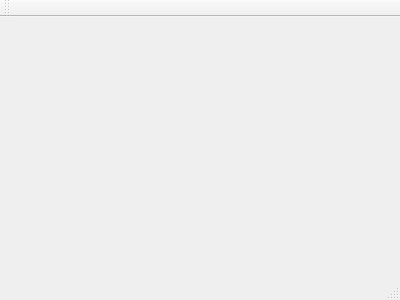
Old version of the form multi-watch/mainwindow.ui in the repository Halum/multi-watch.
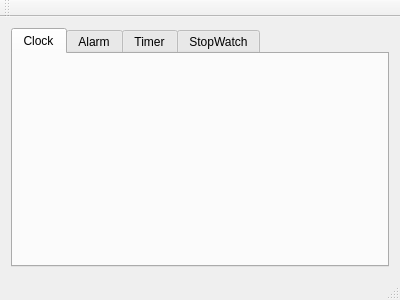
New version of the form.

Commit message: #3 - Add multiple tab to Multi-watch project

```diff
--- a/multi-watch/mainwindow.ui
+++ b/multi-watch/mainwindow.ui
@@ -12,13 +12,61 @@
   <property name="windowTitle" >
    <string>MainWindow</string>
   </property>
-  <widget class="QMenuBar" name="menuBar" />
-  <widget class="QToolBar" name="mainToolBar" />
-  <widget class="QWidget" name="centralWidget" />
-  <widget class="QStatusBar" name="statusBar" />
+  <widget class="QWidget" name="centralWidget">
+   <layout class="QHBoxLayout" name="horizontalLayout">
+    <item>
+     <widget class="QTabWidget" name="tabWidget">
+      <property name="currentIndex">
+       <number>0</number>
+      </property>
+      <property name="movable">
+       <bool>true</bool>
+      </property>
+      <widget class="QWidget" name="tab">
+       <attribute name="title">
+        <string>Clock</string>
+       </attribute>
+      </widget>
+      <widget class="QWidget" name="tab_2">
+       <attribute name="title">
+        <string>Alarm</string>
+       </attribute>
+      </widget>
+      <widget class="QWidget" name="tab_3">
+       <attribute name="title">
+        <string>Timer</string>
+       </attribute>
+      </widget>
+      <widget class="QWidget" name="tab_4">
+       <attribute name="title">
+        <string>StopWatch</string>
+       </attribute>
+      </widget>
+     </widget>
+    </item>
+   </layout>
+  </widget>
+  <widget class="QMenuBar" name="menuBar">
+   <property name="geometry">
+    <rect>
+     <x>0</x>
+     <y>0</y>
+     <width>400</width>
+     <height>26</height>
+    </rect>
+   </property>
+  </widget>
+  <widget class="QToolBar" name="mainToolBar">
+   <attribute name="toolBarArea">
+    <enum>TopToolBarArea</enum>
+   </attribute>
+   <attribute name="toolBarBreak">
+    <bool>false</bool>
+   </attribute>
+  </widget>
+  <widget class="QStatusBar" name="statusBar"/>
  </widget>
- <layoutDefault spacing="6" margin="11" />
- <pixmapfunction></pixmapfunction>
+ <layoutdefault spacing="6" margin="11"/>
  <resources/>
  <connections/>
 </ui>
```
Left out of the diff: 7 changed lines with no effect on the pictures. The commit also changes 5 other files.
